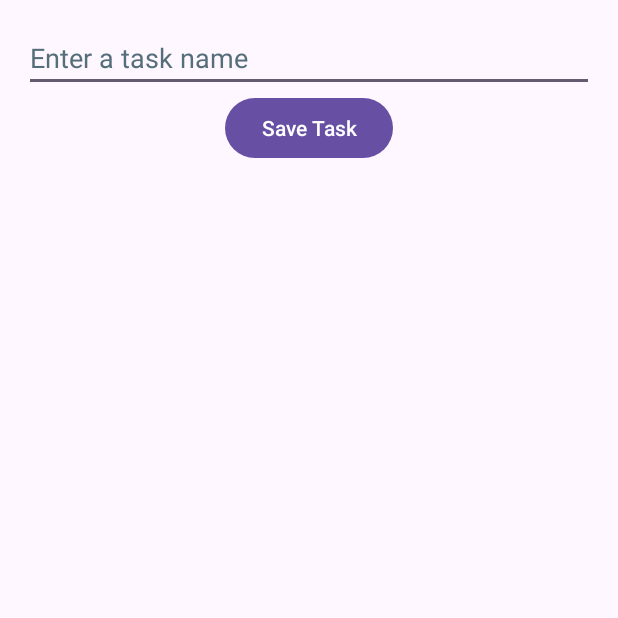
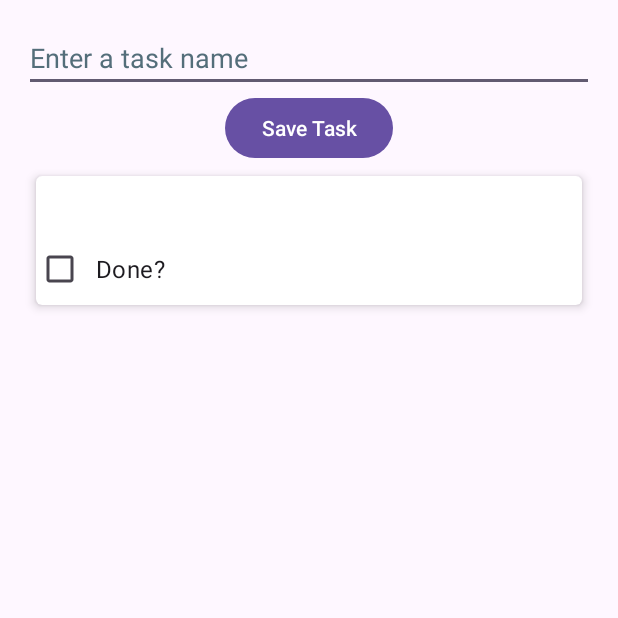
Before and after one commit to AbadzhevaK8/android-tasks, an Android app: the screen it shows after launch (MainActivity), after a tap on "Save Task", on a phone screen of 412 x 824 dp, the top half of it. Run offline under Robolectric (Android 15) with nearby library versions, the phone set to English and light mode, and no system bars; our stand-ins replace Room's generated code, data binding.

Commit message:
feat: display task name and done status in RecyclerView
Updated the TaskItemAdapter to display both the task name and its done status in the RecyclerView:

- Replaced the TextView with a CardView to hold the task name and a checkbox for the done status.
- Added a TextView for the task name and a CheckBox for the done status within the CardView layout.
- Updated the TaskItemViewHolder to bind the task name and done status to the corresponding views.
- Added a string resource for the "Done?" label in the checkbox.
- Added CardView dependency.

```diff
--- a/app/build.gradle.kts
+++ b/app/build.gradle.kts
@@ -68,4 +68,5 @@ dependencies {
     implementation(libs.androidx.room.ktx)
 
     implementation(libs.androidx.recyclerview)
+    implementation(libs.androidx.cardview)
 }
--- a/app/src/main/java/com/abadzheva/tasks/presentation/TaskItemAdapter.kt
+++ b/app/src/main/java/com/abadzheva/tasks/presentation/TaskItemAdapter.kt
@@ -2,7 +2,9 @@ package com.abadzheva.tasks.presentation
 
 import android.view.LayoutInflater
 import android.view.ViewGroup
+import android.widget.CheckBox
 import android.widget.TextView
+import androidx.cardview.widget.CardView
 import androidx.recyclerview.widget.RecyclerView
 import androidx.recyclerview.widget.RecyclerView.Adapter
 import com.abadzheva.tasks.R
@@ -32,10 +34,14 @@ class TaskItemAdapter : Adapter<TaskItemViewHolder>() {
     }
 
     class TaskItemViewHolder(
-        val rootView: TextView,
+        rootView: CardView,
     ) : RecyclerView.ViewHolder(rootView) {
+        val taskName = rootView.findViewById<TextView>(R.id.task_name)
+        val taskDone = rootView.findViewById<CheckBox>(R.id.task_done)
+
         fun bind(item: Task) {
-            rootView.text = item.taskName
+            taskName.text = item.taskName
+            taskDone.isChecked = item.taskDone
         }
 
         companion object {
@@ -43,7 +49,7 @@ class TaskItemAdapter : Adapter<TaskItemViewHolder>() {
                 val layoutInflater = LayoutInflater.from(parent.context)
                 val view =
                     layoutInflater
-                        .inflate(R.layout.task_item, parent, false) as TextView
+                        .inflate(R.layout.task_item, parent, false) as CardView
                 return TaskItemViewHolder(view)
             }
         }
--- a/app/src/main/res/layout/task_item.xml
+++ b/app/src/main/res/layout/task_item.xml
@@ -1,6 +1,31 @@
 <?xml version="1.0" encoding="utf-8"?>
-<TextView xmlns:android="http://schemas.android.com/apk/res/android"
+<androidx.cardview.widget.CardView xmlns:android="http://schemas.android.com/apk/res/android"
+    xmlns:app="http://schemas.android.com/apk/res-auto"
     android:layout_width="match_parent"
     android:layout_height="wrap_content"
-    android:padding="8dp"
-    android:textSize="16sp" />
+    android:layout_margin="8dp"
+    app:cardCornerRadius="4dp"
+    app:cardElevation="4dp">
+
+    <LinearLayout
+        android:layout_width="match_parent"
+        android:layout_height="wrap_content"
+        android:orientation="vertical">
+
+        <TextView
+            android:id="@+id/task_name"
+            android:layout_width="match_parent"
+            android:layout_height="wrap_content"
+            android:padding="8dp"
+            android:textSize="16sp" />
+
+        <CheckBox
+            android:id="@+id/task_done"
+            android:layout_width="match_parent"
+            android:layout_height="wrap_content"
+            android:clickable="false"
+            android:padding="8dp"
+            android:text="@string/done"
+            android:textSize="16sp" />
+    </LinearLayout>
+</androidx.cardview.widget.CardView>
--- a/app/src/main/res/values/strings.xml
+++ b/app/src/main/res/values/strings.xml
@@ -4,4 +4,5 @@
     <string name="hello_blank_fragment">Hello blank fragment</string>
     <string name="enter_a_task_name">Enter a task name</string>
     <string name="save_task">Save Task</string>
+    <string name="done">Done?</string>
 </resources>
--- a/gradle/libs.versions.toml
+++ b/gradle/libs.versions.toml
@@ -1,5 +1,6 @@
 [versions]
 agp = "8.8.0"
+cardview = "1.0.0"
 kotlin = "2.0.21"
 coreKtx = "1.15.0"
 junit = "4.13.2"
@@ -14,6 +15,7 @@ recyclerview = "1.4.0"
 roomRuntime = "2.6.1"
 
 [libraries]
+androidx-cardview = { module = "androidx.cardview:cardview", version.ref = "cardview" }
 androidx-core-ktx = { group = "androidx.core", name = "core-ktx", version.ref = "coreKtx" }
 androidx-lifecycle-livedata-ktx = { module = "androidx.lifecycle:lifecycle-livedata-ktx", version.ref = "lifecycleViewmodelKtx" }
 androidx-lifecycle-viewmodel-ktx = { module = "androidx.lifecycle:lifecycle-viewmodel-ktx", version.ref = "lifecycleViewmodelKtx" }
```
